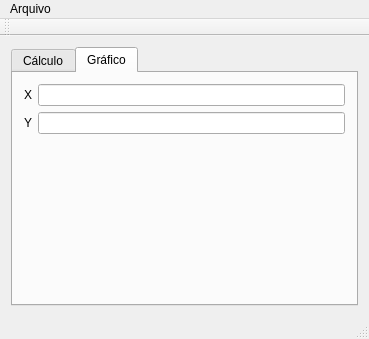
Before: the Qt Designer form untitled5/mainwindow.ui in LoopSoft/TE-Matrix, drawn with Qt 5.
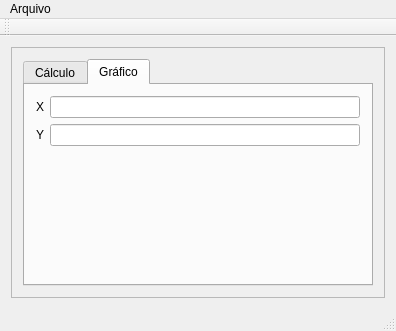
After: the same form once the commit is applied. The open tabs and pages were chosen to show the change.

Diff of the .ui file:
```diff
--- a/untitled5/mainwindow.ui
+++ b/untitled5/mainwindow.ui
@@ -6,8 +6,8 @@
    <rect>
     <x>0</x>
     <y>0</y>
-    <width>369</width>
-    <height>339</height>
+    <width>396</width>
+    <height>331</height>
    </rect>
   </property>
   <property name="windowTitle">
@@ -16,6 +16,15 @@
   <widget class="QWidget" name="centralWidget">
    <layout class="QVBoxLayout" name="verticalLayout">
     <item>
+     <widget class="QFrame" name="BannerPos">
+      <property name="frameShape">
+       <enum>QFrame::StyledPanel</enum>
+      </property>
+      <property name="frameShadow">
+       <enum>QFrame::Raised</enum>
+      </property>
+      <layout class="QVBoxLayout" name="verticalLayout_5">
+       <item>
      <widget class="QTabWidget" name="Tab">
       <property name="currentIndex">
        <number>0</number>
@@ -78,10 +87,15 @@
          </layout>
         </item>
         <item>
-         <widget class="QWidget" name="widget" native="true"/>
+            <widget class="QWidget" name="widget" native="true">
+             <layout class="QVBoxLayout" name="verticalLayout_4"/>
+            </widget>
         </item>
        </layout>
       </widget>
+        </widget>
+       </item>
+      </layout>
      </widget>
     </item>
    </layout>
@@ -91,7 +105,7 @@
     <rect>
      <x>0</x>
      <y>0</y>
-     <width>369</width>
+     <width>396</width>
      <height>21</height>
     </rect>
    </property>
```
Left out of the diff: 6 changed lines with no effect on the pictures. Lines whose indentation alone changed are shown as unchanged.
